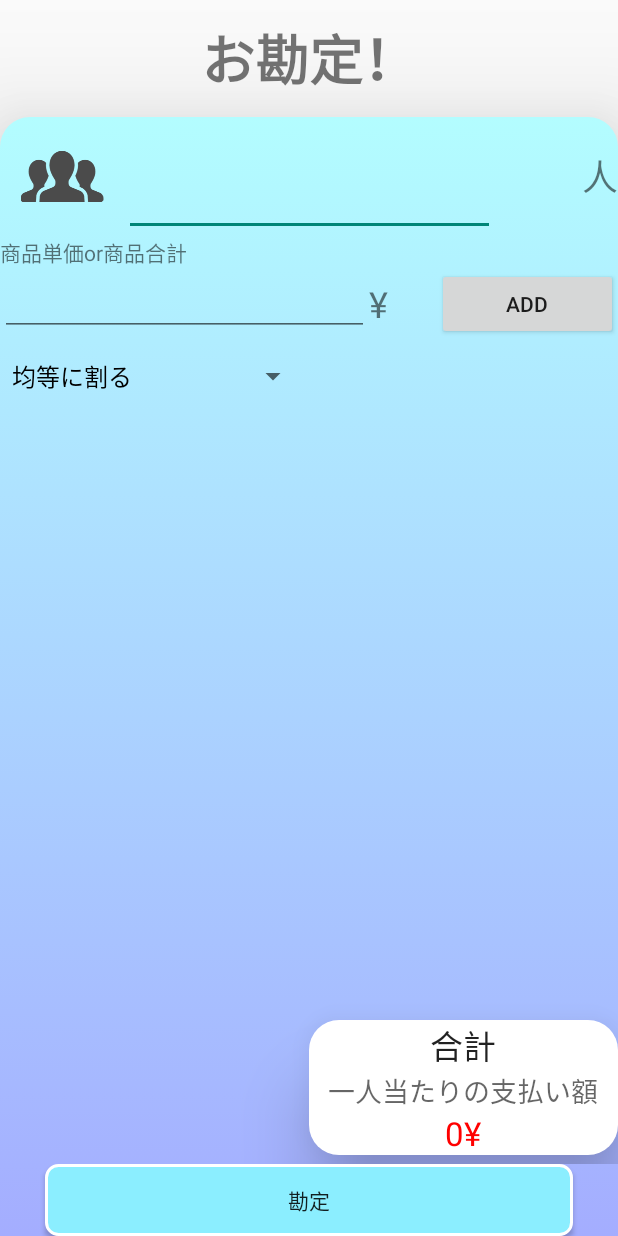
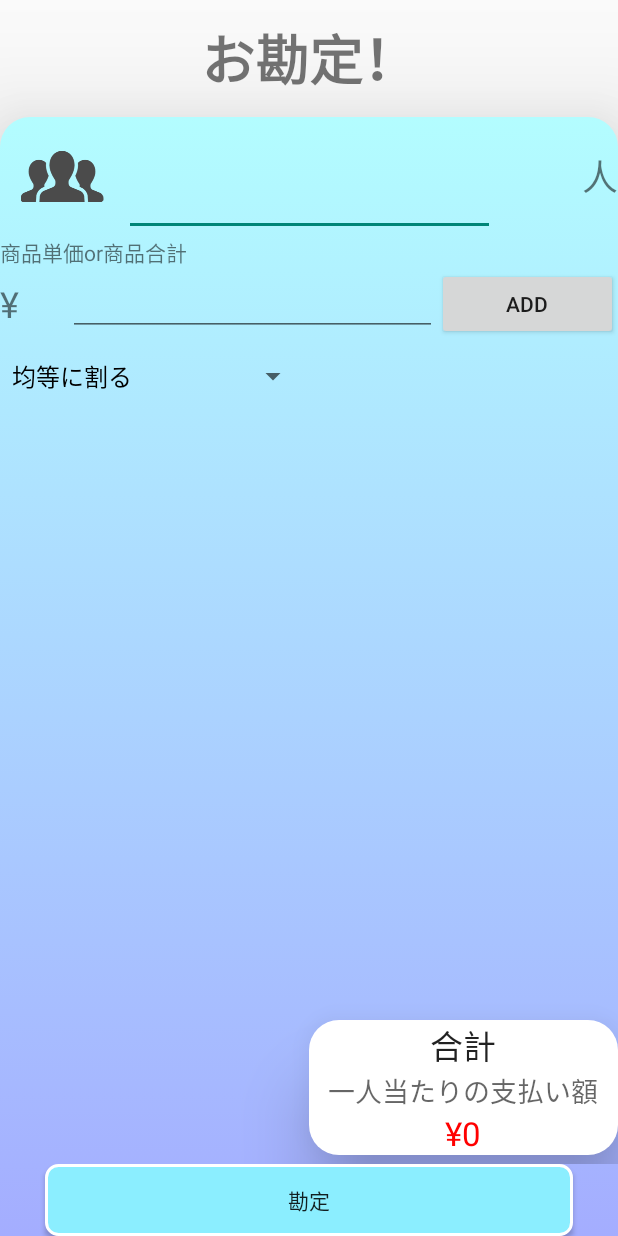
Before and after one commit to Takuchan/PayMoney, an Android app: the screen it shows after launch (MainActivity), on a phone screen of 412 x 824 dp. Run offline under Robolectric (Android 15) with nearby library versions, the phone set to English and light mode, and no system bars; Roboto replaces fonts that are not available here.

Commit message:
¥の表記が逆だったので改善した

```diff
--- a/app/build.gradle
+++ b/app/build.gradle
@@ -8,8 +8,8 @@ android {
         applicationId "com.takuchan.paymoney"
         minSdkVersion 16
         targetSdkVersion 29
-        versionCode 2
-        versionName "2.0"
+        versionCode 3
+        versionName "2.1"
 
         testInstrumentationRunner "androidx.test.runner.AndroidJUnitRunner"
     }
@@ -33,6 +33,4 @@ dependencies {
     androidTestImplementation 'androidx.test.espresso:espresso-core:3.2.0'
     implementation 'androidx.cardview:cardview:1.0.0'
 
-    //ad
-    implementation 'com.google.android.gms:play-services-ads:19.0.1'
 }
--- a/app/src/main/res/layout/activity_main.xml
+++ b/app/src/main/res/layout/activity_main.xml
@@ -89,14 +89,6 @@
                     android:layout_height="wrap_content"
                     android:orientation="horizontal">
 
-                    <EditText
-                        android:id="@+id/editText2"
-                        android:layout_width="wrap_content"
-                        android:layout_height="wrap_content"
-                        android:layout_weight="1"
-                        android:ems="10"
-                        android:inputType="number|textPersonName" />
-
                     <TextView
                         android:id="@+id/textView5"
                         android:layout_width="wrap_content"
@@ -105,6 +97,14 @@
                         android:layout_weight="1"
                         android:text="¥"
                         android:textSize="24sp" />
+
+                    <EditText
+                        android:id="@+id/editText2"
+                        android:layout_width="wrap_content"
+                        android:layout_height="wrap_content"
+                        android:layout_weight="1"
+                        android:ems="10"
+                        android:inputType="number|textPersonName" />
 
                     <Button
                         android:id="@+id/button2"
@@ -174,7 +174,7 @@
                         android:layout_width="match_parent"
                         android:layout_height="wrap_content"
                         android:gravity="center"
-                        android:text="0¥"
+                        android:text="¥0"
                         android:textAppearance="@style/TextAppearance.AppCompat.Large"
                         android:textColor="#FF0000" />
 
```
Also changed, not shown: app/src/main/java/com/takuchan/paymoney/MainActivity.java (+8 -9 lines), 4 other files.
